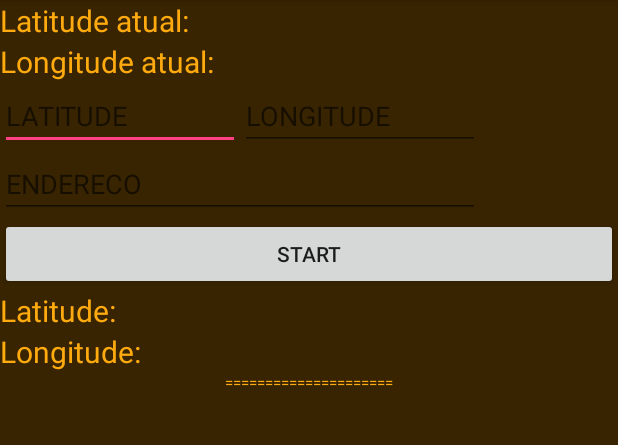
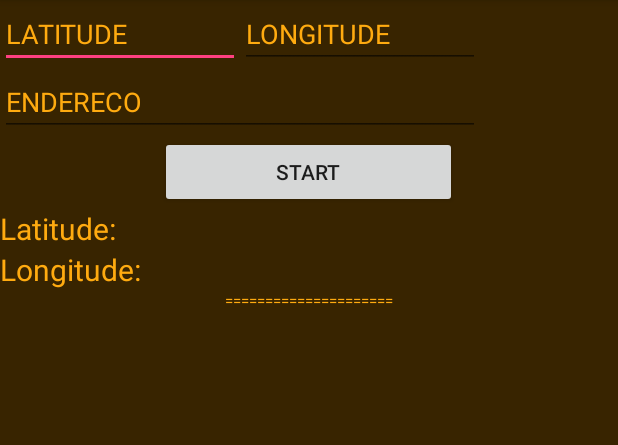
Before and after one commit to marcosribeirosf/meuGpsApp, an Android app: the screen it shows after launch (MainActivity), on a phone screen of 412 x 824 dp, the part 84-529 px from its top. Run offline under Robolectric (Android 15) with nearby library versions, the phone set to English and light mode, and no system bars.

```diff
--- a/app/src/main/res/layout/activity_main.xml
+++ b/app/src/main/res/layout/activity_main.xml
@@ -8,34 +8,20 @@
     android:layout_height="match_parent"
     tools:context="pooa20171.iff.br.meugps.MainActivity">
 
-    <TextView
-        android:id="@+id/txtLatitude"
-        android:text="Latitude atual: "
-        android:textSize="20dp"
-        android:textColor="@color/colorwhite"
-        android:layout_width="wrap_content"
-        android:layout_height="wrap_content" />
-
-    <TextView
-        android:id="@+id/txtLongitude"
-        android:text="Longitude atual: "
-        android:textSize="20dp"
-        android:textColor="@color/colorwhite"
-        android:layout_width="wrap_content"
-        android:layout_height="wrap_content" />
-
     <LinearLayout
         android:layout_width="match_parent"
         android:layout_height="wrap_content">
 
         <EditText
             android:id="@+id/etxtLatitude"
+            android:textColorHint="@color/colorwhite"
             android:hint="LATITUDE"
             android:layout_width="160dp"
             android:layout_height="wrap_content" />
 
         <EditText
             android:id="@+id/etxtLongitude"
+            android:textColorHint="@color/colorwhite"
             android:hint="LONGITUDE"
             android:layout_width="160dp"
             android:layout_height="wrap_content" />
@@ -48,17 +34,22 @@
 
         <EditText
             android:id="@+id/etxtEndereco"
+            android:layout_width="320dp"
+            android:layout_height="match_parent"
             android:hint="ENDERECO"
-            android:layout_width="320dp"
-            android:layout_height="match_parent" />
+            android:textColorHint="@color/colorwhite"
+            android:textColor="@android:color/white" />
 
     </LinearLayout>
 
     <Button
         android:id="@+id/btnStart"
+        android:layout_width="198dp"
+        android:layout_gravity="center_horizontal"
+        android:layout_height="wrap_content"
+        android:elevation="0dp"
         android:text="start"
-        android:layout_width="match_parent"
-        android:layout_height="wrap_content" />
+        android:textAlignment="center" />
 
     <TextView
         android:id="@+id/txtLatitude"
```
